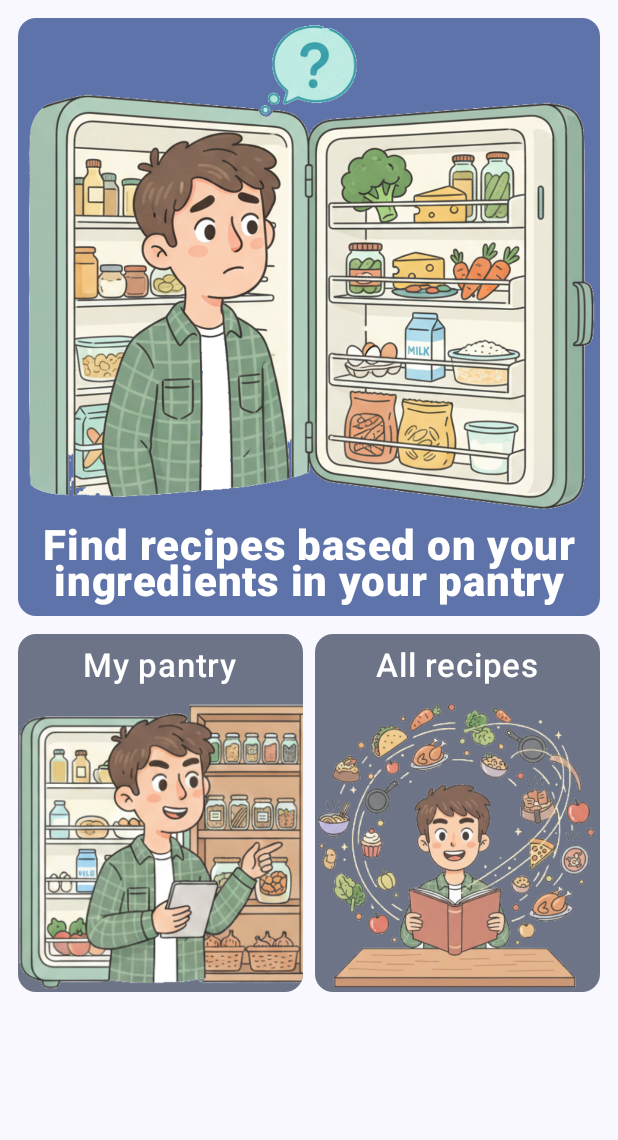
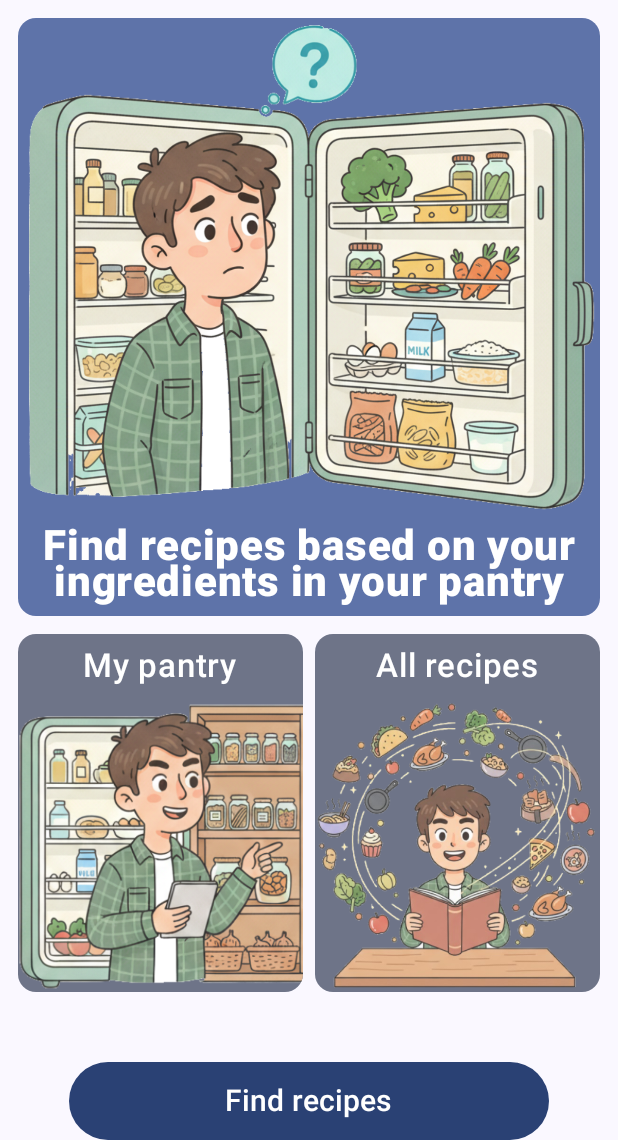
Before and after one commit to DoggyDoggyDoggy/WhatToCookWith, an Android app built with Jetpack Compose: the screen it shows after launch (MainActivity), on a phone screen of 412 x 824 dp, the part 96-1236 px from its top. Run offline under Robolectric (Android 15) with nearby library versions, the phone set to English and light mode, and no system bars; our stand-ins replace Dagger/Hilt's generated code.

Commit message:
Feat: Add "Find recipes" button to HomeScreen
This commit adds a prominent "Find recipes" button to the `HomeScreen`.

```diff
--- a/app/src/main/java/diomaxius/whattocookwith/ui/screen/home/HomeScreen.kt
+++ b/app/src/main/java/diomaxius/whattocookwith/ui/screen/home/HomeScreen.kt
@@ -5,14 +5,21 @@ import androidx.compose.foundation.layout.Spacer
 import androidx.compose.foundation.layout.fillMaxSize
 import androidx.compose.foundation.layout.height
 import androidx.compose.foundation.layout.padding
+import androidx.compose.foundation.layout.width
+import androidx.compose.material3.Button
+import androidx.compose.material3.ButtonDefaults
 import androidx.compose.material3.DrawerValue
+import androidx.compose.material3.MaterialTheme
 import androidx.compose.material3.Scaffold
+import androidx.compose.material3.Text
 import androidx.compose.material3.rememberDrawerState
 import androidx.compose.runtime.Composable
 import androidx.compose.runtime.rememberCoroutineScope
 import androidx.compose.ui.Alignment
 import androidx.compose.ui.Modifier
+import androidx.compose.ui.text.font.FontWeight
 import androidx.compose.ui.unit.dp
+import androidx.compose.ui.unit.sp
 import androidx.navigation.NavHostController
 import diomaxius.whattocookwith.navigation.LocalNavController
 import diomaxius.whattocookwith.navigation.NavScreen
@@ -82,5 +89,25 @@ fun Content(
                 }
             }
         )
+
+        Spacer(modifier = Modifier.weight(1f))
+
+        Button(
+            modifier = Modifier
+                .width(320.dp)
+                .height(52.dp)
+                .align(Alignment.CenterHorizontally),
+            colors = ButtonDefaults.buttonColors(
+                containerColor = MaterialTheme.colorScheme.primary
+            ),
+            onClick = {}
+        ) {
+            Text(
+                text = "Find recipes",
+                fontSize = 20.sp,
+                fontWeight = FontWeight.SemiBold,
+                color = MaterialTheme.colorScheme.onPrimary
+            )
+        }
     }
 }
```
